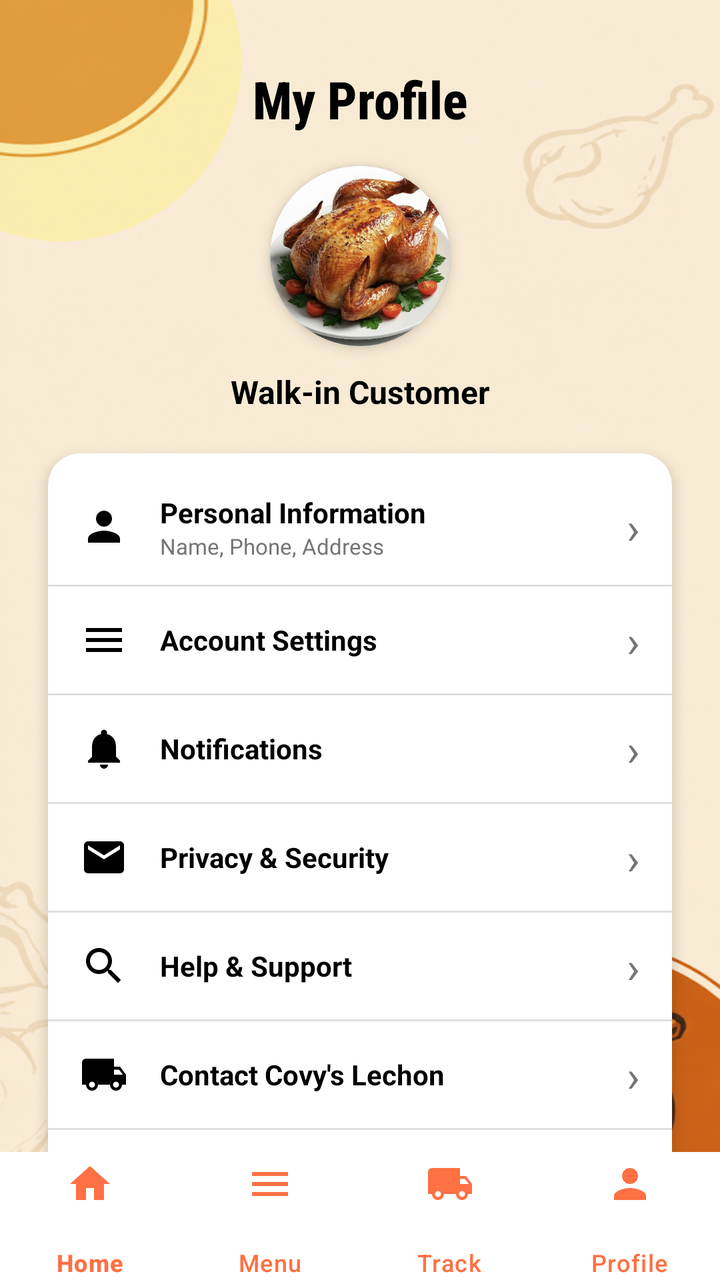
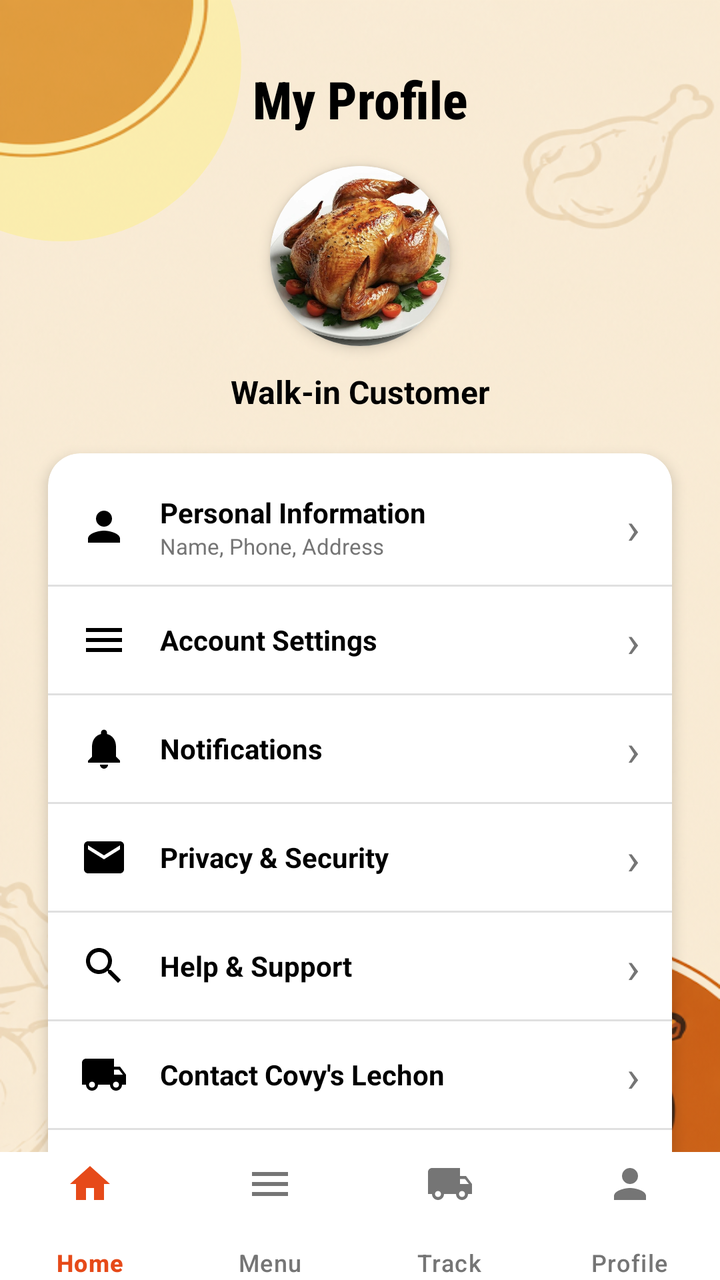

The first picture is an Android layout as it rendered before a commit; the second is the same layout after the commit. The layout source and the unified diff follow.
<!-- AndroidManifest.xml: application theme Theme.CoyvSplashScreen -->
<!-- res/layout/profile.xml -->
<?xml version="1.0" encoding="utf-8"?>
<androidx.constraintlayout.widget.ConstraintLayout xmlns:android="http://schemas.android.com/apk/res/android"
    xmlns:app="http://schemas.android.com/apk/res-auto"
    xmlns:tools="http://schemas.android.com/tools"
    android:id="@+id/main"
    android:layout_width="match_parent"
    android:layout_height="match_parent"
    android:background="@drawable/signinbackgoundimage"
    tools:context=".ProfileActivity">

    
    <View
        android:id="@+id/view_decoration_top"
        android:layout_width="180dp"
        android:layout_height="180dp"
        android:layout_marginStart="-60dp"
        android:layout_marginTop="-60dp"
        android:alpha="0.4"
        android:background="@drawable/bg_circle_decoration"
        app:layout_constraintStart_toStartOf="parent"
        app:layout_constraintTop_toTopOf="parent" />

    <androidx.core.widget.NestedScrollView
        android:layout_width="match_parent"
        android:layout_height="0dp"
        android:fillViewport="true"
        app:layout_constraintBottom_toTopOf="@+id/bottom_navigation"
        app:layout_constraintTop_toTopOf="parent">

        <androidx.constraintlayout.widget.ConstraintLayout
            android:layout_width="match_parent"
            android:layout_height="wrap_content"
            android:paddingBottom="24dp">

            
            <TextView
                android:id="@+id/tv_my_profile"
                android:layout_width="wrap_content"
                android:layout_height="wrap_content"
                android:layout_marginTop="32dp"
                android:fontFamily="sans-serif-condensed-medium"
                android:text="My Profile"
                android:textColor="@color/black"
                android:textSize="26sp"
                android:textStyle="bold"
                app:layout_constraintEnd_toEndOf="parent"
                app:layout_constraintStart_toStartOf="parent"
                app:layout_constraintTop_toTopOf="parent" />

            
            <androidx.cardview.widget.CardView
                android:id="@+id/cv_avatar"
                android:layout_width="90dp"
                android:layout_height="90dp"
                android:layout_marginTop="16dp"
                app:cardCornerRadius="45dp"
                app:cardElevation="4dp"
                app:layout_constraintEnd_toEndOf="parent"
                app:layout_constraintStart_toStartOf="parent"
                app:layout_constraintTop_toBottomOf="@+id/tv_my_profile">

                <ImageView
                    android:id="@+id/iv_avatar"
                    android:layout_width="match_parent"
                    android:layout_height="match_parent"
                    android:contentDescription="Profile Picture"
                    android:scaleType="centerCrop"
                    android:src="@drawable/f423b4974f4dd7924f11f1bad41bf1b4" />
            </androidx.cardview.widget.CardView>

            
            <TextView
                android:id="@+id/tv_customer_name"
                android:layout_width="wrap_content"
                android:layout_height="wrap_content"
                android:layout_marginTop="12dp"
                android:text="Walk-in Customer"
                android:textColor="@color/black"
                android:textSize="16sp"
                android:textStyle="bold"
                app:layout_constraintEnd_toEndOf="parent"
                app:layout_constraintStart_toStartOf="parent"
                app:layout_constraintTop_toBottomOf="@+id/cv_avatar" />

            
            <androidx.cardview.widget.CardView
                android:id="@+id/cv_options"
                android:layout_width="0dp"
                android:layout_height="wrap_content"
                android:layout_marginStart="24dp"
                android:layout_marginTop="20dp"
                android:layout_marginEnd="24dp"
                app:cardCornerRadius="16dp"
                app:cardElevation="4dp"
                app:layout_constraintEnd_toEndOf="parent"
                app:layout_constraintStart_toStartOf="parent"
                app:layout_constraintTop_toBottomOf="@+id/tv_customer_name">

                <LinearLayout
                    android:layout_width="match_parent"
                    android:layout_height="wrap_content"
                    android:orientation="vertical"
                    android:paddingVertical="8dp">

                    
                    <LinearLayout
                        android:id="@+id/layout_personal_info"
                        android:layout_width="match_parent"
                        android:layout_height="wrap_content"
                        android:background="?attr/selectableItemBackground"
                        android:gravity="center_vertical"
                        android:orientation="horizontal"
                        android:paddingHorizontal="16dp"
                        android:paddingVertical="12dp">

                        <ImageView
                            android:layout_width="24dp"
                            android:layout_height="24dp"
                            android:contentDescription="Personal Info"
                            android:src="@drawable/ic_profile"
                            app:tint="@color/black" />

                        <LinearLayout
                            android:layout_width="0dp"
                            android:layout_height="wrap_content"
                            android:layout_weight="1"
                            android:layout_marginStart="16dp"
                            android:orientation="vertical">

                            <TextView
                                android:layout_width="wrap_content"
                                android:layout_height="wrap_content"
                                android:text="Personal Information"
                                android:textColor="@color/black"
                                android:textSize="14sp"
                                android:textStyle="bold" />

                            <TextView
                                android:layout_width="wrap_content"
                                android:layout_height="wrap_content"
                                android:text="Name, Phone, Address"
                                android:textColor="@color/text_grey"
                                android:textSize="11sp" />
                        </LinearLayout>

                        <TextView
                            android:layout_width="wrap_content"
                            android:layout_height="wrap_content"
                            android:text="›"
                            android:textColor="@color/text_grey"
                            android:textSize="22sp" />
                    </LinearLayout>

                    
                    <View
                        android:layout_width="match_parent"
                        android:layout_height="1dp"
                        android:background="#E0E0E0" />

                    
                    <LinearLayout
                        android:id="@+id/layout_account_settings"
                        android:layout_width="match_parent"
                        android:layout_height="wrap_content"
                        android:background="?attr/selectableItemBackground"
                        android:gravity="center_vertical"
                        android:orientation="horizontal"
                        android:paddingHorizontal="16dp"
                        android:paddingVertical="12dp">

                        <ImageView
                            android:layout_width="24dp"
                            android:layout_height="24dp"
                            android:contentDescription="Settings"
                            android:src="@drawable/ic_menu"
                            app:tint="@color/black" />

                        <TextView
                            android:layout_width="0dp"
                            android:layout_height="wrap_content"
                            android:layout_weight="1"
                            android:layout_marginStart="16dp"
                            android:text="Account Settings"
                            android:textColor="@color/black"
                            android:textSize="14sp"
                            android:textStyle="bold" />

                        <TextView
                            android:layout_width="wrap_content"
                            android:layout_height="wrap_content"
                            android:text="›"
                            android:textColor="@color/text_grey"
                            android:textSize="22sp" />
                    </LinearLayout>

                    <View
                        android:layout_width="match_parent"
                        android:layout_height="1dp"
                        android:background="#E0E0E0" />

                    
                    <LinearLayout
                        android:id="@+id/layout_notifications"
                        android:layout_width="match_parent"
                        android:layout_height="wrap_content"
                        android:background="?attr/selectableItemBackground"
                        android:gravity="center_vertical"
                        android:orientation="horizontal"
                        android:paddingHorizontal="16dp"
                        android:paddingVertical="12dp">

                        <ImageView
                            android:layout_width="24dp"
                            android:layout_height="24dp"
                            android:contentDescription="Notifications"
                            android:src="@drawable/ic_notifications"
                            app:tint="@color/black" />

                        <TextView
                            android:layout_width="0dp"
                            android:layout_height="wrap_content"
                            android:layout_weight="1"
                            android:layout_marginStart="16dp"
                            android:text="Notifications"
                            android:textColor="@color/black"
                            android:textSize="14sp"
                            android:textStyle="bold" />

                        <TextView
                            android:layout_width="wrap_content"
                            android:layout_height="wrap_content"
                            android:text="›"
                            android:textColor="@color/text_grey"
                            android:textSize="22sp" />
                    </LinearLayout>

                    <View
                        android:layout_width="match_parent"
                        android:layout_height="1dp"
                        android:background="#E0E0E0" />

                    
                    <LinearLayout
                        android:id="@+id/layout_privacy"
                        android:layout_width="match_parent"
                        android:layout_height="wrap_content"
                        android:background="?attr/selectableItemBackground"
                        android:gravity="center_vertical"
                        android:orientation="horizontal"
                        android:paddingHorizontal="16dp"
                        android:paddingVertical="12dp">

                        <ImageView
                            android:layout_width="24dp"
                            android:layout_height="24dp"
                            android:contentDescription="Privacy"
                            android:src="@drawable/baseline_mail_24"
                            app:tint="@color/black" />

                        <TextView
                            android:layout_width="0dp"
                            android:layout_height="wrap_content"
                            android:layout_weight="1"
                            android:layout_marginStart="16dp"
                            android:text="Privacy &amp; Security"
                            android:textColor="@color/black"
                            android:textSize="14sp"
                            android:textStyle="bold" />

                        <TextView
                            android:layout_width="wrap_content"
                            android:layout_height="wrap_content"
                            android:text="›"
                            android:textColor="@color/text_grey"
                            android:textSize="22sp" />
                    </LinearLayout>

                    <View
                        android:layout_width="match_parent"
                        android:layout_height="1dp"
                        android:background="#E0E0E0" />

                    
                    <LinearLayout
                        android:id="@+id/layout_help"
                        android:layout_width="match_parent"
                        android:layout_height="wrap_content"
                        android:background="?attr/selectableItemBackground"
                        android:gravity="center_vertical"
                        android:orientation="horizontal"
                        android:paddingHorizontal="16dp"
                        android:paddingVertical="12dp">

                        <ImageView
                            android:layout_width="24dp"
                            android:layout_height="24dp"
                            android:contentDescription="Help"
                            android:src="@drawable/ic_search"
                            app:tint="@color/black" />

                        <TextView
                            android:layout_width="0dp"
                            android:layout_height="wrap_content"
                            android:layout_weight="1"
                            android:layout_marginStart="16dp"
                            android:text="Help &amp; Support"
                            android:textColor="@color/black"
                            android:textSize="14sp"
                            android:textStyle="bold" />

                        <TextView
                            android:layout_width="wrap_content"
                            android:layout_height="wrap_content"
                            android:text="›"
                            android:textColor="@color/text_grey"
                            android:textSize="22sp" />
                    </LinearLayout>

                    <View
                        android:layout_width="match_parent"
                        android:layout_height="1dp"
                        android:background="#E0E0E0" />

                    
                    <LinearLayout
                        android:id="@+id/layout_contact"
                        android:layout_width="match_parent"
                        android:layout_height="wrap_content"
                        android:background="?attr/selectableItemBackground"
                        android:gravity="center_vertical"
                        android:orientation="horizontal"
                        android:paddingHorizontal="16dp"
                        android:paddingVertical="12dp">

                        <ImageView
                            android:layout_width="24dp"
                            android:layout_height="24dp"
                            android:contentDescription="Contact"
                            android:src="@drawable/ic_track"
                            app:tint="@color/black" />

                        <TextView
                            android:layout_width="0dp"
                            android:layout_height="wrap_content"
                            android:layout_weight="1"
                            android:layout_marginStart="16dp"
                            android:text="Contact Covy\'s Lechon"
                            android:textColor="@color/black"
                            android:textSize="14sp"
                            android:textStyle="bold" />

                        <TextView
                            android:layout_width="wrap_content"
                            android:layout_height="wrap_content"
                            android:text="›"
                            android:textColor="@color/text_grey"
                            android:textSize="22sp" />
                    </LinearLayout>

                    <View
                        android:layout_width="match_parent"
                        android:layout_height="1dp"
                        android:background="#E0E0E0" />

                    
                    <LinearLayout
                        android:id="@+id/layout_about"
                        android:layout_width="match_parent"
                        android:layout_height="wrap_content"
                        android:background="?attr/selectableItemBackground"
                        android:gravity="center_vertical"
                        android:orientation="horizontal"
                        android:paddingHorizontal="16dp"
                        android:paddingVertical="12dp">

                        <ImageView
                            android:layout_width="24dp"
                            android:layout_height="24dp"
                            android:contentDescription="About Us"
                            android:src="@drawable/ic_home"
                            app:tint="@color/black" />

                        <TextView
                            android:layout_width="0dp"
                            android:layout_height="wrap_content"
                            android:layout_weight="1"
                            android:layout_marginStart="16dp"
                            android:text="About Us"
                            android:textColor="@color/black"
                            android:textSize="14sp"
                            android:textStyle="bold" />

                        <TextView
                            android:layout_width="wrap_content"
                            android:layout_height="wrap_content"
                            android:text="›"
                            android:textColor="@color/text_grey"
                            android:textSize="22sp" />
                    </LinearLayout>

                </LinearLayout>
            </androidx.cardview.widget.CardView>

            
            <Button
                android:id="@+id/btn_logout"
                android:layout_width="0dp"
                android:layout_height="50dp"
                android:layout_marginStart="24dp"
                android:layout_marginTop="20dp"
                android:layout_marginEnd="24dp"
                android:backgroundTint="#FFE0B2"
                android:text="Log Out"
                android:textColor="@color/orange_dark"
                android:textSize="16sp"
                android:textStyle="bold"
                app:cornerRadius="12dp"
                app:layout_constraintEnd_toEndOf="parent"
                app:layout_constraintStart_toStartOf="parent"
                app:layout_constraintTop_toBottomOf="@+id/cv_options" />

        </androidx.constraintlayout.widget.ConstraintLayout>
    </androidx.core.widget.NestedScrollView>

    <com.google.android.material.bottomnavigation.BottomNavigationView
        android:id="@+id/bottom_navigation"
        android:layout_width="match_parent"
        android:layout_height="64dp"
        android:background="@color/white"
        app:itemIconTint="@color/orange_primary"
        app:itemTextColor="@color/orange_primary"
        app:labelVisibilityMode="labeled"
        app:itemIconSize="24dp"
        app:itemPaddingTop="4dp"
        app:itemPaddingBottom="4dp"
        app:layout_constraintBottom_toBottomOf="parent"
        app:menu="@menu/bottom_nav_menu" />

</androidx.constraintlayout.widget.ConstraintLayout>
<!-- resources referenced by this layout -->
<resources>
  <color name="black">#FF000000</color>
  <color name="orange_dark">#E64A19</color>
  <color name="orange_primary">#FF7043</color>
  <color name="text_grey">#757575</color>
  <color name="white">#FFFFFFFF</color>
  <!-- drawable baseline_mail_24 (drawable) -->
  <vector xmlns:android="http://schemas.android.com/apk/res/android" android:height="24dp" android:tint="#000000" android:viewportHeight="24" android:viewportWidth="24" android:width="24dp">
      <path android:fillColor="@android:color/white" android:pathData="M20,4L4,4c-1.1,0 -1.99,0.9 -1.99,2L2,18c0,1.1 0.9,2 2,2h16c1.1,0 2,-0.9 2,-2L22,6c0,-1.1 -0.9,-2 -2,-2zM20,8l-8,5 -8,-5L4,6l8,5 8,-5v2z"/>
  </vector>
  <!-- drawable bg_circle_decoration (drawable) -->
  <shape xmlns:android="http://schemas.android.com/apk/res/android"
      android:shape="oval">
      <solid android:color="#FFF176" />
  </shape>
  <!-- drawable ic_home (drawable) -->
  <vector xmlns:android="http://schemas.android.com/apk/res/android"
      android:width="24dp"
      android:height="24dp"
      android:viewportWidth="24"
      android:viewportHeight="24">
      <path
          android:fillColor="#000000"
          android:pathData="M10,20v-6h4v6h5v-8h3L12,3 2,12h3v8z" />
  </vector>
  <!-- drawable ic_menu (drawable) -->
  <vector xmlns:android="http://schemas.android.com/apk/res/android"
      android:width="24dp"
      android:height="24dp"
      android:viewportWidth="24"
      android:viewportHeight="24">
      <path
          android:fillColor="#000000"
          android:pathData="M3,18h18v-2H3V18z M3,13h18v-2H3V13z M3,6v2h18V6H3z" />
  </vector>
  <!-- drawable ic_notifications (drawable) -->
  <vector xmlns:android="http://schemas.android.com/apk/res/android"
      android:width="24dp"
      android:height="24dp"
      android:viewportWidth="24"
      android:viewportHeight="24">
      <path
          android:fillColor="#000000"
          android:pathData="M12,22c1.1,0 2,-0.9 2,-2h-4c0,1.1 0.89,2 2,2zm6,-6v-5c0,-3.07 -1.64,-5.64 -4.5,-6.32V4c0,-0.83 -0.67,-1.5 -1.5,-1.5s-1.5,0.67 -1.5,1.5v0.68C7.63,5.36 6,7.92 6,11v5l-2,2v1h16v-1l-2,-2z" />
  </vector>
  <!-- drawable ic_profile (drawable) -->
  <vector xmlns:android="http://schemas.android.com/apk/res/android"
      android:width="24dp"
      android:height="24dp"
      android:viewportWidth="24"
      android:viewportHeight="24">
      <path
          android:fillColor="#000000"
          android:pathData="M12,12c2.21,0 4,-1.79 4,-4s-1.79,-4 -4,-4 -4,1.79 -4,4 1.79,4 4,4zm0,2c-2.67,0 -8,1.34 -8,4v2h16v-2c0,-2.66 -5.33,-4 -8,-4z" />
  </vector>
  <!-- drawable ic_search (drawable) -->
  <vector xmlns:android="http://schemas.android.com/apk/res/android"
      android:width="24dp"
      android:height="24dp"
      android:viewportWidth="24"
      android:viewportHeight="24">
      <path
          android:fillColor="#000000"
          android:pathData="M15.5,14h-0.79l-0.28,-0.27C15.41,12.59 16,11.11 16,9.5 16,5.91 13.09,3 9.5,3S3,5.91 3,9.5 5.91,16 9.5,16c1.61,0 3.09,-0.59 4.23,-1.57l0.27,0.28v0.79l5,4.99L20.49,19l-4.99,-5zm-6,0C7.01,14 5,11.99 5,9.5S7.01,5 9.5,5 14,7.01 14,9.5 11.99,14 9.5,14z" />
  </vector>
  <!-- drawable ic_track (drawable) -->
  <vector xmlns:android="http://schemas.android.com/apk/res/android"
      android:width="24dp"
      android:height="24dp"
      android:viewportWidth="24"
      android:viewportHeight="24">
      <path
          android:fillColor="#000000"
          android:pathData="M20,8h-3V4H3c-1.1,0 -2,0.9 -2,2v11h2c0,1.66 1.34,3 3,3s3,-1.34 3,-3h6c0,1.66 1.34,3 3,3s3,-1.34 3,-3h2v-5l-3,-4zM6,18.5c-0.83,0 -1.5,-0.67 -1.5,-1.5s0.67,-1.5 1.5,-1.5 1.5,0.67 1.5,1.5 -0.67,1.5 -1.5,1.5zm13.5,-9l1.96,2.5H17V9.5h2.5zm-1.5,9c-0.83,0 -1.5,-0.67 -1.5,-1.5s0.67,-1.5 1.5,-1.5 1.5,0.67 1.5,1.5 -0.67,1.5 -1.5,1.5z" />
  </vector>
  <!-- drawable signinbackgoundimage: png bitmap (drawable, 391030 bytes) -->
  <style name="Theme.CoyvSplashScreen" parent="Base.Theme.CoyvSplashScreen" />
  <style name="Base.Theme.CoyvSplashScreen" parent="Theme.Material3.DayNight.NoActionBar">
          
          
      </style>
  <!-- unchanged entries left out for length: 1 -->
</resources>

<!-- the commit's change to res/layout/profile.xml (unified diff, before → after) -->
@@ -427,8 +427,8 @@
         android:layout_width="match_parent"
         android:layout_height="64dp"
         android:background="@color/white"
-        app:itemIconTint="@color/orange_primary"
-        app:itemTextColor="@color/orange_primary"
+        app:itemIconTint="@color/bottom_nav_color_selector"
+        app:itemTextColor="@color/bottom_nav_color_selector"
         app:labelVisibilityMode="labeled"
         app:itemIconSize="24dp"
         app:itemPaddingTop="4dp"
<!-- resource entries referenced after the edit -->
@@ -2,7 +2,6 @@
 <resources>
   <color name="black">#FF000000</color>
   <color name="orange_dark">#E64A19</color>
-  <color name="orange_primary">#FF7043</color>
   <color name="text_grey">#757575</color>
   <color name="white">#FFFFFFFF</color>
   <!-- drawable baseline_mail_24 (drawable) -->
